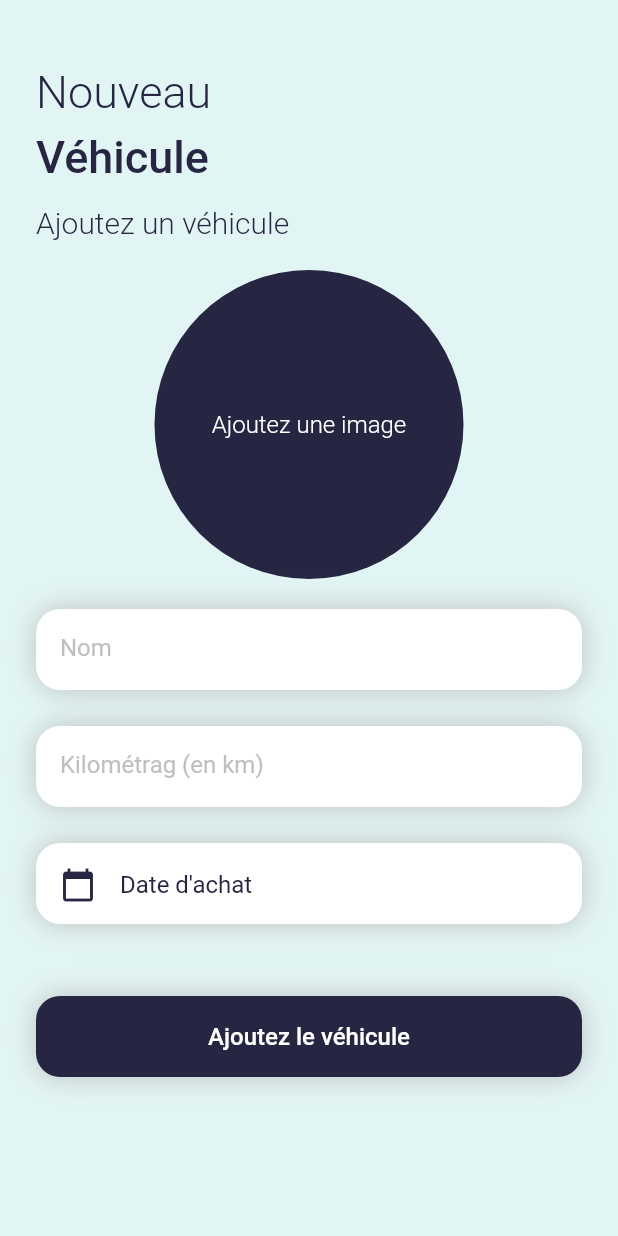
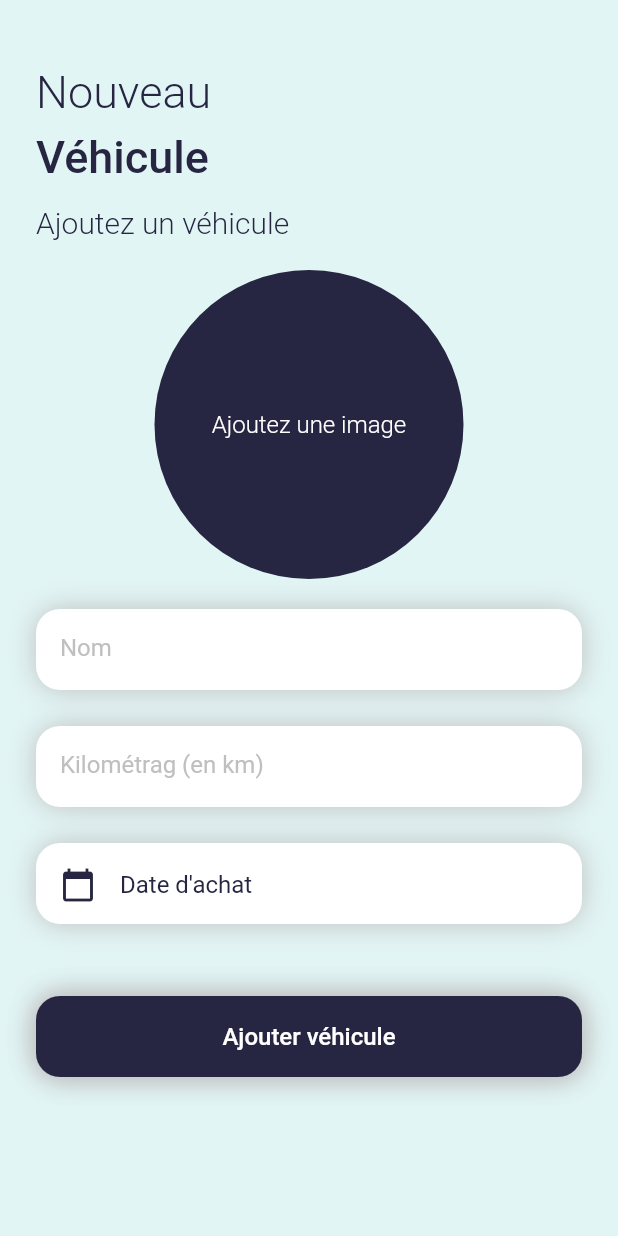
Before and after one commit to hugod-g/FL1---Flutter-team, a Flutter app: the AddVehicule screen opened by its route, on a phone screen of 412 x 824 dp. Run offline on Flutter 3.47's test engine with Material 2 defaults, Android fonts, the phone set to English and light mode, and no system bars; our stand-ins replace camera, image_picker, shared_preferences; accounts and stored records are empty.

Commit message:
fix: put back button reusable component in creation page

```diff
--- a/lib/Page/add_vehicule.dart
+++ b/lib/Page/add_vehicule.dart
@@ -30,6 +30,7 @@ class _AddVehicule extends State<AddVehicule> {
   TextEditingController dateinput = TextEditingController();
   String image = "";
 
+  bool isLoadingCreate = false;
   bool isLoadedImage = false;
   bool isLoadedVehicule = false;
   bool isThereAnImage = false;
@@ -74,6 +75,10 @@ class _AddVehicule extends State<AddVehicule> {
   }
 
   void _onAddVehicule() {
+    if (isLoadedVehicule) {
+      return;
+    }
+
     AppData data;
     data = Provider.of<AppData>(context, listen: false);
 
@@ -96,7 +101,6 @@ class _AddVehicule extends State<AddVehicule> {
       ScaffoldMessenger.of(context).showSnackBar(snackBar);
     } else {
       setState(() {
-        isSecondary = true;
         isLoadedVehicule = true;
       });
 
@@ -104,27 +108,20 @@ class _AddVehicule extends State<AddVehicule> {
         if (response == 200) {
           data.vehicles.removeLast();
           setState(() {
-            isLoadedVehicule = false;
             isThereAnImage = false;
-            isSecondary = null;
           });
-          Navigator.pushAndRemoveUntil(
-            context,
-            MaterialPageRoute<Home>(
-              builder: (BuildContext context) => const Home(),
-            ),
-            (Route route) => false,
-          );
+          Navigator.pop(context);
         } else {
-          setState(() {
-            isLoadedVehicule = false;
-            isSecondary = null;
-          });
           const SnackBar snackBar = SnackBar(
             content: Text('Le véhicule n\'a pas pu être ajouté'),
           );
           ScaffoldMessenger.of(context).showSnackBar(snackBar);
         }
+
+        setState(() {
+          isLoadedVehicule = false;
+          isSecondary = null;
+        });
       });
     }
   }
@@ -477,25 +474,10 @@ class _AddVehicule extends State<AddVehicule> {
                         BoxShadow(blurRadius: 16, color: lightGray)
                       ],
                     ),
-                    child: TextButton(
-                      onPressed: isLoadedVehicule ? null : _onAddVehicule,
-                      child: isLoadedVehicule == true
-                          ? const SizedBox(
-                              width: 20,
-                              height: 20,
-                              child: CircularProgressIndicator(
-                                color: white,
-                              ),
-                            )
-                          : const Text(
-                              "Ajoutez le véhicule",
-                              style: TextStyle(
-                                color: white,
-                                fontFamily: appFont,
-                                fontWeight: fontMedium,
-                                fontSize: 16,
-                              ),
-                            ),
+                    child: Button(
+                      text: "Ajouter véhicule",
+                      onPress: _onAddVehicule,
+                      isLoading: isLoadedVehicule,
                     ),
                   ),
                 ),
```
